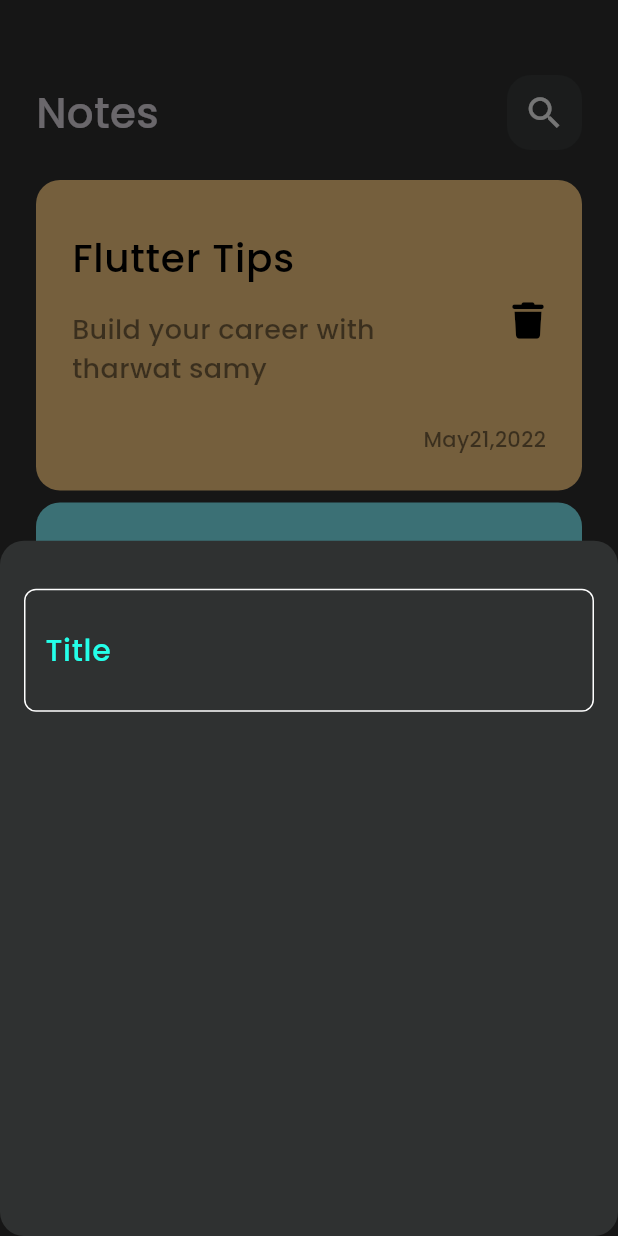
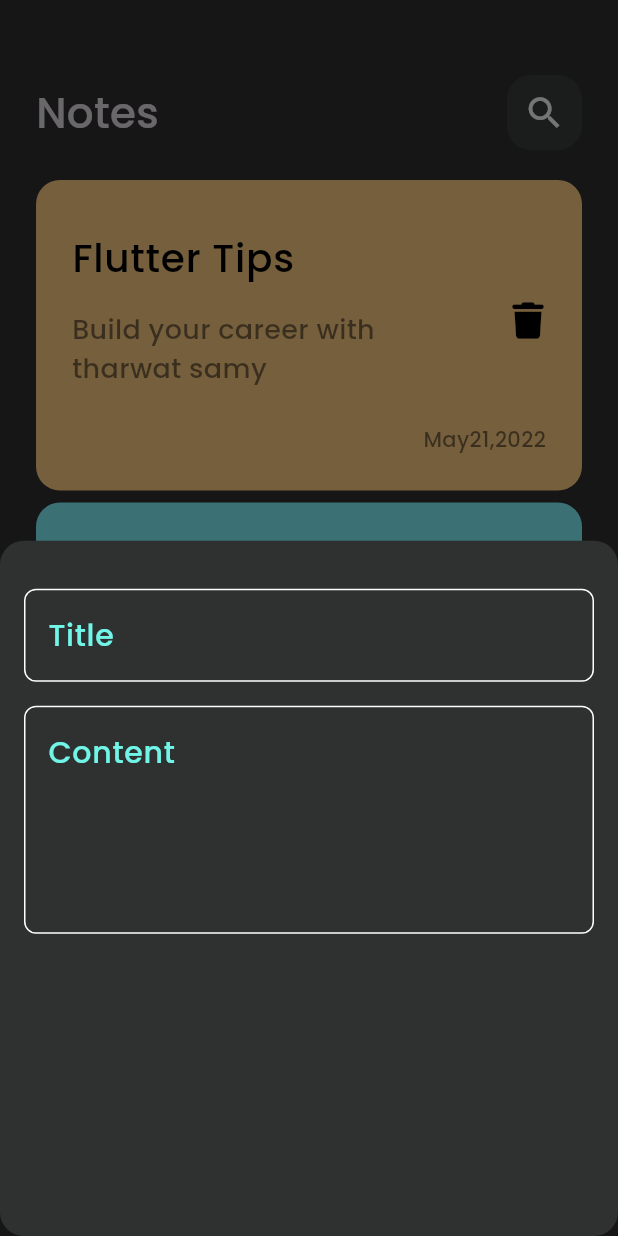
Before and after one commit to Tahtawy1/note_app, a Flutter app: the screen it shows after launch, after a tap on the "add" icon, on a phone screen of 412 x 824 dp. Run offline on Flutter 3.47's test engine with Material 3 defaults, Android fonts, the phone set to English and light mode, and no system bars; our stand-ins replace device_preview, font_awesome_flutter.

Commit message:
add fileds to note bottom sheet

```diff
--- a/lib/note_icon_data.dart
+++ b/lib/note_icon_data.dart
@@ -1,6 +1,6 @@
 import 'package:flutter/material.dart';
 
-final Color primaryColor = const Color.fromARGB(255, 36, 255, 233);
+final Color primaryColor = const Color.fromARGB(255, 112, 245, 231);
 
 final data = const [
   Color.fromARGB(255, 255, 206, 132),
--- a/lib/views/widgets/add_note_bottom_sheet.dart
+++ b/lib/views/widgets/add_note_bottom_sheet.dart
@@ -6,14 +6,16 @@ class AddNoteBottomSheet extends StatelessWidget {
 
   @override
   Widget build(BuildContext context) {
-    return Column(
-      children: [
-        SizedBox(height: 32,),
-        Padding(
-          padding: const EdgeInsets.symmetric(horizontal: 16),
-          child: CustomTextField(),
-        )
-      ],
+    return Padding(
+      padding: const EdgeInsets.symmetric(horizontal: 16),
+      child: Column(
+        children: [
+          SizedBox(height: 32),
+          CustomTextField(hintText: 'Title'),
+          SizedBox(height: 16),
+          CustomTextField(hintText: 'Content', maxLines: 5),
+        ],
+      ),
     );
   }
 }
--- a/lib/views/widgets/custom_text_field.dart
+++ b/lib/views/widgets/custom_text_field.dart
@@ -2,32 +2,28 @@ import 'package:flutter/material.dart';
 import 'package:note_app/note_icon_data.dart';
 
 class CustomTextField extends StatelessWidget {
-  const CustomTextField({super.key});
-
+  const CustomTextField({super.key, required this.hintText, this.maxLines = 1});
+  final String hintText;
+  final int maxLines;
   @override
   Widget build(BuildContext context) {
     return TextField(
+      maxLines: maxLines,
       cursorColor: primaryColor,
       decoration: InputDecoration(
-        hintText: 'Title',
-        hintStyle: TextStyle(
-          fontSize: 20,
-          color: primaryColor,
-        ),
+        hintText: hintText,
+        hintStyle: TextStyle(fontSize: 20, color: primaryColor),
         border: customOutlineBorder(),
         enabledBorder: customOutlineBorder(),
         focusedBorder: customOutlineBorder(primaryColor),
-        contentPadding: EdgeInsets.fromLTRB(10, 26, 10, 26),
       ),
     );
   }
 
   OutlineInputBorder customOutlineBorder([color]) {
     return OutlineInputBorder(
-        borderRadius: BorderRadius.circular(8),
-        borderSide: BorderSide(
-          color: color ?? Colors.white
-        )
-      );
+      borderRadius: BorderRadius.circular(8),
+      borderSide: BorderSide(color: color ?? Colors.white),
+    );
   }
 }
```
